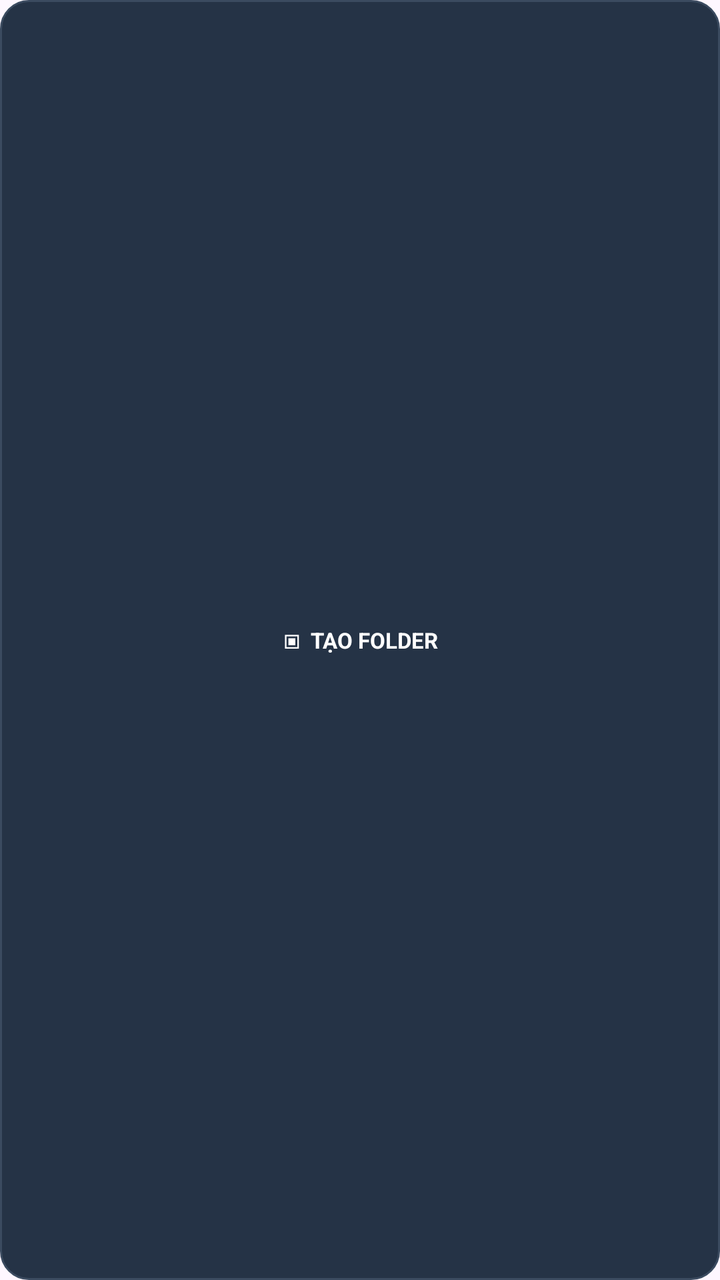
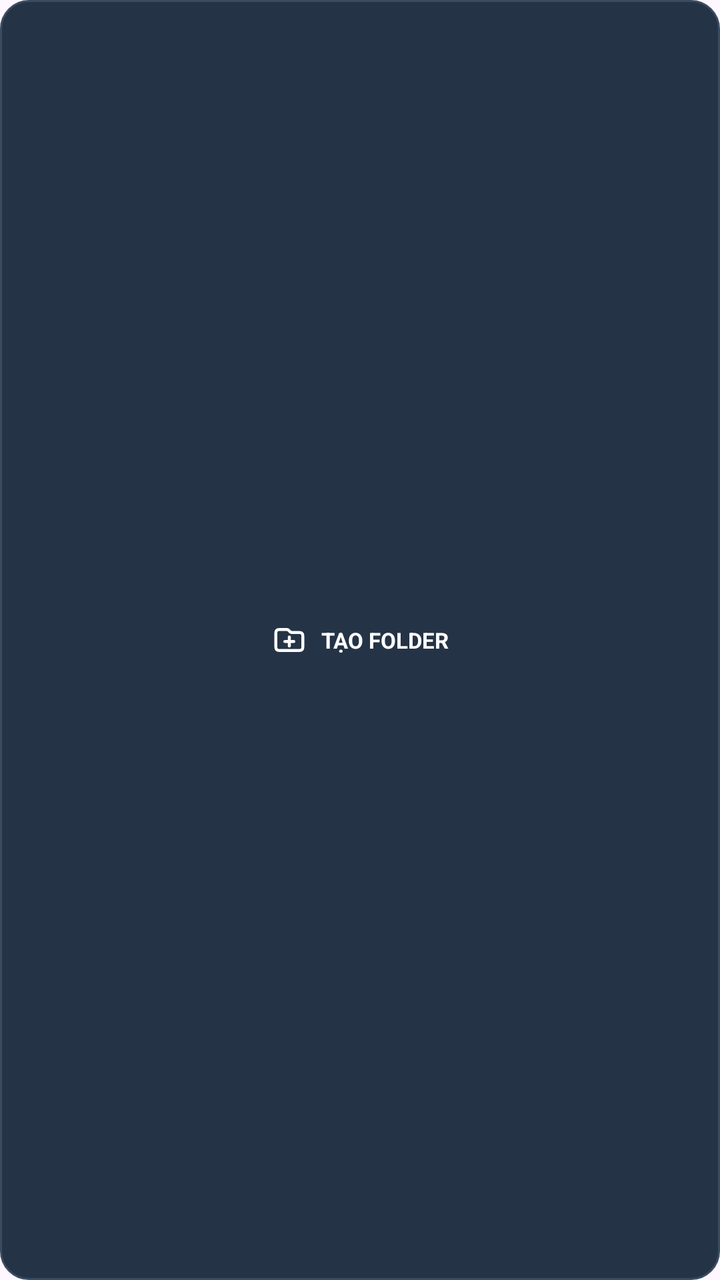

Before-and-after screenshots of an Android layout around one commit, followed by the original layout XML and the change that was made.
<!-- AndroidManifest.xml: application theme Theme.Kenglish -->
<!-- res/layout/botu_nuttaofolder.xml -->
<?xml version="1.0" encoding="utf-8"?>
<TextView xmlns:android="http://schemas.android.com/apk/res/android"
    android:id="@+id/btn_tao_folder"
    android:layout_width="match_parent"
    android:layout_height="match_parent"
    android:background="@drawable/nen_nuttaofolder"
    android:clickable="true"
    android:focusable="true"
    android:gravity="center"
    android:text="▣  TẠO FOLDER"
    android:textColor="#FFFFFF"
    android:textSize="11sp"
    android:textStyle="bold" />
<!-- resources referenced by this layout -->
<resources>
  <!-- drawable nen_nuttaofolder (drawable) -->
  <?xml version="1.0" encoding="utf-8"?>
  <shape xmlns:android="http://schemas.android.com/apk/res/android"
      android:shape="rectangle">
  
      <solid android:color="#253346" />
  
      <stroke
          android:width="1dp"
          android:color="#3B4B60" />
  
      <corners android:radius="14dp" />
  
  </shape>
  <style name="Theme.Kenglish" parent="Base.Theme.Kenglish" />
  <style name="Base.Theme.Kenglish" parent="Theme.Material3.DayNight.NoActionBar">
          
          
      </style>
</resources>

<!-- the commit's change to res/layout/botu_nuttaofolder.xml (unified diff, before → after) -->
@@ -1,5 +1,6 @@
 <?xml version="1.0" encoding="utf-8"?>
-<TextView xmlns:android="http://schemas.android.com/apk/res/android"
+<LinearLayout xmlns:android="http://schemas.android.com/apk/res/android"
+    xmlns:app="http://schemas.android.com/apk/res-auto"
     android:id="@+id/btn_tao_folder"
     android:layout_width="match_parent"
     android:layout_height="match_parent"
@@ -7,7 +8,27 @@
     android:clickable="true"
     android:focusable="true"
     android:gravity="center"
-    android:text="▣  TẠO FOLDER"
-    android:textColor="#FFFFFF"
-    android:textSize="11sp"
-    android:textStyle="bold" />
+    android:orientation="horizontal">
+
+    
+    <ImageView
+        android:id="@+id/img_tao_folder"
+        android:layout_width="18dp"
+        android:layout_height="18dp"
+        android:contentDescription="Tạo folder"
+        android:scaleType="centerInside"
+        android:src="@drawable/ic_themfolder"
+        app:tint="#FFFFFF" />
+
+    
+    <TextView
+        android:id="@+id/txt_tao_folder"
+        android:layout_width="wrap_content"
+        android:layout_height="wrap_content"
+        android:layout_marginStart="7dp"
+        android:text="TẠO FOLDER"
+        android:textColor="#FFFFFF"
+        android:textSize="11sp"
+        android:textStyle="bold" />
+
+</LinearLayout>
<!-- resource entries referenced after the edit -->
@@ -1,5 +1,19 @@
 <!-- resources referenced by this layout -->
 <resources>
+  <!-- drawable ic_themfolder (drawable) -->
+  <vector xmlns:android="http://schemas.android.com/apk/res/android"
+      android:width="800dp"
+      android:height="800dp"
+      android:viewportWidth="24"
+      android:viewportHeight="24">
+    <path
+        android:pathData="M9,13H15M12,10V16M12.063,6.063L11.937,5.937C11.591,5.591 11.418,5.418 11.217,5.295C11.038,5.185 10.842,5.104 10.639,5.055C10.408,5 10.164,5 9.675,5H6.2C5.08,5 4.52,5 4.092,5.218C3.716,5.41 3.41,5.716 3.218,6.092C3,6.52 3,7.08 3,8.2V15.8C3,16.92 3,17.48 3.218,17.908C3.41,18.284 3.716,18.59 4.092,18.782C4.52,19 5.08,19 6.2,19H17.8C18.92,19 19.48,19 19.908,18.782C20.284,18.59 20.59,18.284 20.782,17.908C21,17.48 21,16.92 21,15.8V10.2C21,9.08 21,8.52 20.782,8.092C20.59,7.716 20.284,7.41 19.908,7.218C19.48,7 18.92,7 17.8,7H14.325C13.836,7 13.592,7 13.361,6.945C13.158,6.896 12.962,6.815 12.783,6.705C12.582,6.582 12.409,6.409 12.063,6.063Z"
+        android:strokeLineJoin="round"
+        android:strokeWidth="2"
+        android:fillColor="#00000000"
+        android:strokeColor="#000000"
+        android:strokeLineCap="round"/>
+  </vector>
   <!-- drawable nen_nuttaofolder (drawable) -->
   <?xml version="1.0" encoding="utf-8"?>
   <shape xmlns:android="http://schemas.android.com/apk/res/android"
